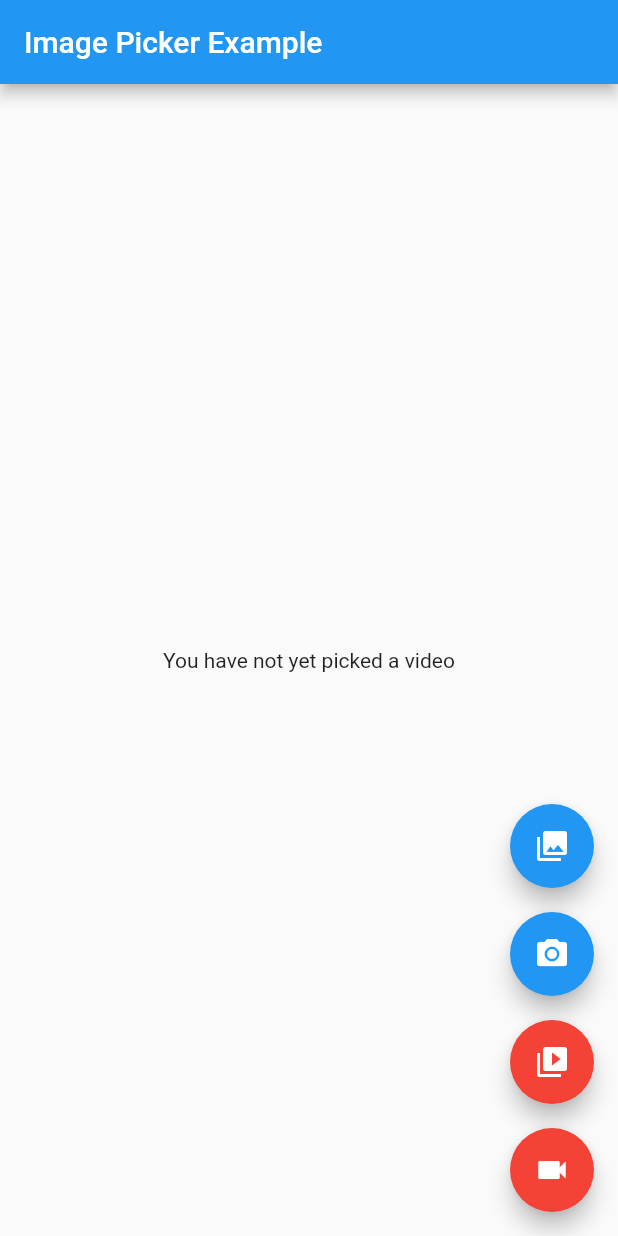
After one commit to sanjaysingh1990/flutter_firebase_chat, a Flutter app: the screen it shows after launch, after a tap on the "photo library" icon, after a tap on the "video collection" icon, on a phone screen of 412 x 824 dp. The commit adds this screen. Run offline on Flutter 3.47's test engine with Material 2 defaults, Android fonts, the phone set to English and light mode, and no system bars; our stand-ins replace firebase_auth, firebase_database, google_sign_in, image_picker, video_player; accounts and stored records are empty; network calls fail.

Commit message:
added image picker

```diff
--- /dev/null
+++ b/lib/ImagePickerFlutter.dart
@@ -0,0 +1,233 @@
+import 'dart:async';
+import 'dart:io';
+
+import 'package:flutter/material.dart';
+import 'package:image_picker/image_picker.dart';
+import 'package:video_player/video_player.dart';
+
+
+class ImagePickerFlutter extends StatelessWidget {
+  @override
+  Widget build(BuildContext context) {
+    return new MaterialApp(
+      title: 'Image Picker Demo',
+      home: new MyHomePage(title: 'Image Picker Example'),
+    );
+  }
+}
+
+class MyHomePage extends StatefulWidget {
+  MyHomePage({Key key, this.title}) : super(key: key);
+
+  final String title;
+
+  @override
+  _MyHomePageState createState() => new _MyHomePageState();
+}
+
+class _MyHomePageState extends State<MyHomePage> {
+  Future<File> _imageFile;
+  bool isVideo = false;
+  VideoPlayerController _controller;
+  VoidCallback listener;
+
+  void _onImageButtonPressed(ImageSource source) {
+    setState(() {
+      if (_controller != null) {
+        _controller.setVolume(0.0);
+        _controller.removeListener(listener);
+      }
+      if (isVideo) {
+        ImagePicker.pickVideo(source: source).then((File file) {
+          if (file != null && mounted) {
+            setState(() {
+              _controller = VideoPlayerController.file(file)
+                ..addListener(listener)
+                ..setVolume(1.0)
+                ..initialize()
+                ..setLooping(true)
+                ..play();
+            });
+          }
+        });
+      } else {
+        _imageFile = ImagePicker.pickImage(source: source);
+      }
+    });
+  }
+
+  @override
+  void deactivate() {
+    if (_controller != null) {
+      _controller.setVolume(0.0);
+      _controller.removeListener(listener);
+    }
+    super.deactivate();
+  }
+
+  @override
+  void dispose() {
+    if (_controller != null) {
+      _controller.dispose();
+    }
+    super.dispose();
+  }
+
+  @override
+  void initState() {
+    super.initState();
+    listener = () {
+      setState(() {});
+    };
+  }
+
+  Widget _previewVideo(VideoPlayerController controller) {
+    if (controller == null) {
+      return const Text(
+        'You have not yet picked a video',
+        textAlign: TextAlign.center,
+      );
+    } else if (controller.value.initialized) {
+      return Padding(
+        padding: const EdgeInsets.all(10.0),
+        child: AspectRatioVideo(controller),
+      );
+    } else {
+      return const Text(
+        'Error Loading Video',
+        textAlign: TextAlign.center,
+      );
+    }
+  }
+
+  Widget _previewImage() {
+    return FutureBuilder<File>(
+        future: _imageFile,
+        builder: (BuildContext context, AsyncSnapshot<File> snapshot) {
+          if (snapshot.connectionState == ConnectionState.done &&
+              snapshot.data != null) {
+            return Image.file(snapshot.data);
+          } else if (snapshot.error != null) {
+            return const Text(
+              'Error picking image.',
+              textAlign: TextAlign.center,
+            );
+          } else {
+            return const Text(
+              'You have not yet picked an image.',
+              textAlign: TextAlign.center,
+            );
+          }
+        });
+  }
+
+  @override
+  Widget build(BuildContext context) {
+    return Scaffold(
+      appBar: AppBar(
+        title: Text(widget.title),
+      ),
+      body: Center(
+        child: isVideo ? _previewVideo(_controller) : _previewImage(),
+      ),
+      floatingActionButton: Column(
+        mainAxisAlignment: MainAxisAlignment.end,
+        children: <Widget>[
+          FloatingActionButton(
+            onPressed: () {
+              isVideo = false;
+              _onImageButtonPressed(ImageSource.gallery);
+            },
+            heroTag: 'image0',
+            tooltip: 'Pick Image from gallery',
+            child: const Icon(Icons.photo_library),
+          ),
+          Padding(
+            padding: const EdgeInsets.only(top: 16.0),
+            child: FloatingActionButton(
+              onPressed: () {
+                isVideo = false;
+                _onImageButtonPressed(ImageSource.camera);
+              },
+              heroTag: 'image1',
+              tooltip: 'Take a Photo',
+              child: const Icon(Icons.camera_alt),
+            ),
+          ),
+          Padding(
+            padding: const EdgeInsets.only(top: 16.0),
+            child: FloatingActionButton(
+              backgroundColor: Colors.red,
+              onPressed: () {
+                isVideo = true;
+                _onImageButtonPressed(ImageSource.gallery);
+              },
+              heroTag: 'video0',
+              tooltip: 'Pick Video from gallery',
+              child: const Icon(Icons.video_library),
+            ),
+          ),
+          Padding(
+            padding: const EdgeInsets.only(top: 16.0),
+            child: FloatingActionButton(
+              backgroundColor: Colors.red,
+              onPressed: () {
+                isVideo = true;
+                _onImageButtonPressed(ImageSource.camera);
+              },
+              heroTag: 'video1',
+              tooltip: 'Take a Video',
+              child: const Icon(Icons.videocam),
+            ),
+          ),
+        ],
+      ),
+    );
+  }
+}
+
+class AspectRatioVideo extends StatefulWidget {
+  final VideoPlayerController controller;
+
+  AspectRatioVideo(this.controller);
+
+  @override
+  AspectRatioVideoState createState() => new AspectRatioVideoState();
+}
+
+class AspectRatioVideoState extends State<AspectRatioVideo> {
+  VideoPlayerController get controller => widget.controller;
+  bool initialized = false;
+
+  VoidCallback listener;
+
+  @override
+  void initState() {
+    super.initState();
+    listener = () {
+      if (!mounted) {
+        return;
+      }
+      if (initialized != controller.value.initialized) {
+        initialized = controller.value.initialized;
+        setState(() {});
+      }
+    };
+    controller.addListener(listener);
+  }
+
+  @override
+  Widget build(BuildContext context) {
+    if (initialized) {
+      final Size size = controller.value.size;
+      return new Center(
+        child: new AspectRatio(
+          aspectRatio: size.width / size.height,
+          child: new VideoPlayer(controller),
+        ),
+      );
+    } else {
+      return new Container();
+    }
+  }
+}
--- a/pubspec.yaml
+++ b/pubspec.yaml
@@ -10,6 +10,7 @@ dependencies:
   firebase_database: ^1.0.4
   firebase_storage: ^1.0.2
   intl: ^0.15.7
+  video_player: ^0.6.4
 
 # For information on the generic Dart part of this file, see the
 # following page: https://www.dartlang.org/tools/pub/pubspec
```
Also changed, not shown: lib/main.dart (+85 -6 lines).
